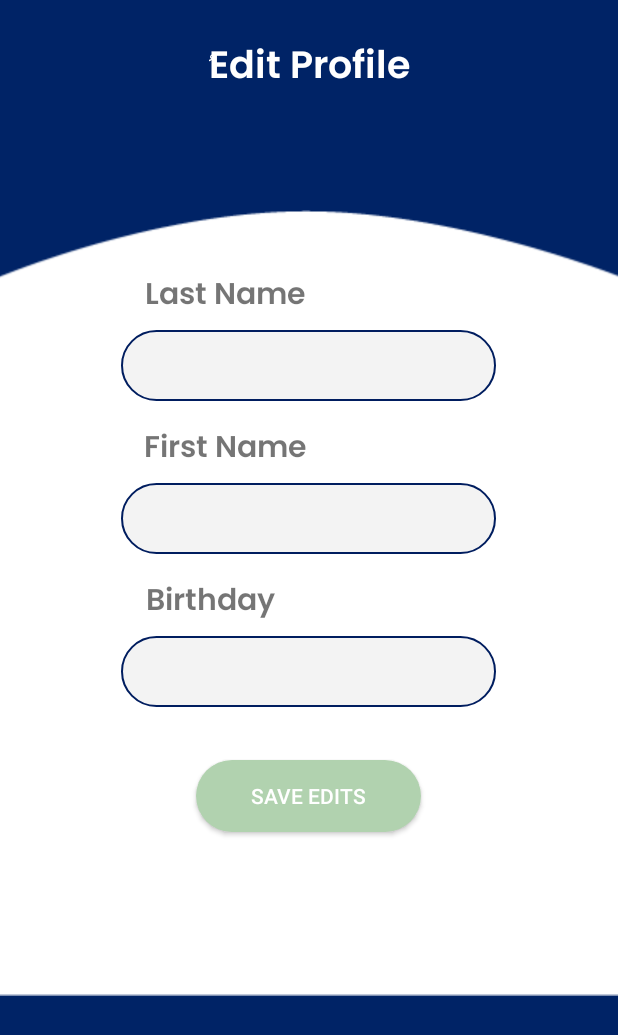
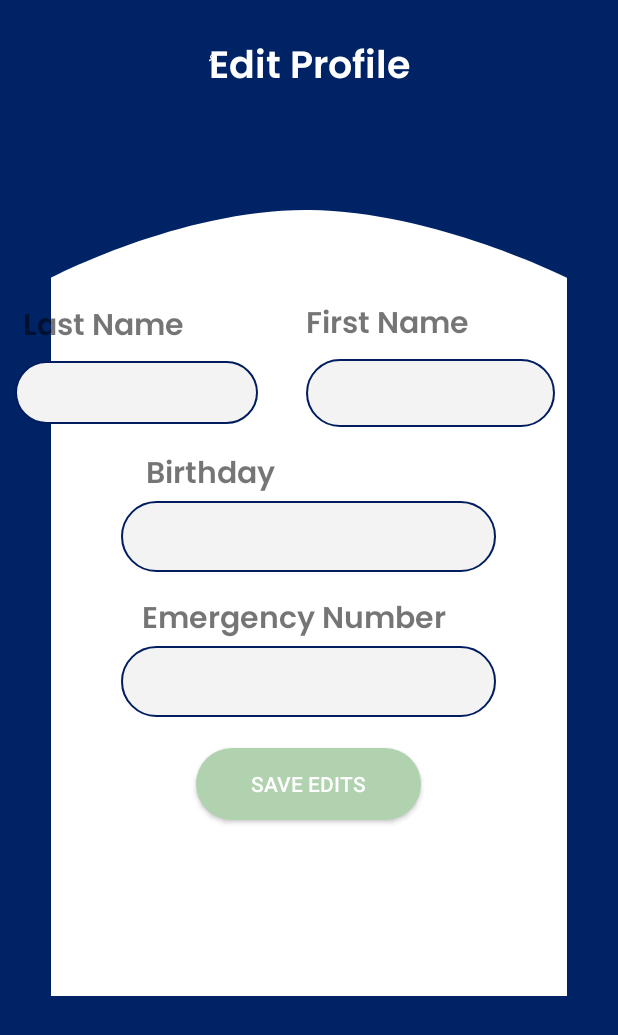
Before and after one commit to ouma-h/Diabeat, an Android app: the Profile screen opened directly, with no data from a screen before it, on a phone screen of 412 x 824 dp. Shown: the top 1035 px of the screen. Run offline under Robolectric (Android 15) with nearby library versions, the phone set to English and light mode, and no system bars; 3 statements that could not run were skipped.

Commit message:
general layout fixes

```diff
--- a/app/src/main/java/com/example/diabeat/Appointments.java
+++ b/app/src/main/java/com/example/diabeat/Appointments.java
@@ -81,7 +81,7 @@ public class Appointments extends AppCompatActivity implements View.OnClickListe
             @Override
             public void onResponse(Call<List<Appointment>> call, Response<List<Appointment>> response) {
                 if (!response.isSuccessful()) {
-                    Toast.makeText(Appointments.this, "code: " + response.code(),
+                    Toast.makeText(Appointments.this, "Getting Appointments Failed",
                             Toast.LENGTH_LONG).show();
                     return;
                 }
--- a/app/src/main/java/com/example/diabeat/MainActivity.java
+++ b/app/src/main/java/com/example/diabeat/MainActivity.java
@@ -224,7 +224,7 @@ public class MainActivity extends AppCompatActivity implements View.OnClickListe
             }
         }
     }
-    private void updateHistory(Boolean isDiscarded){
+    public void updateHistory(Boolean isDiscarded){
         SharedPreferences sharedPreferences = getApplicationContext().getSharedPreferences("MySharedPref", Context.MODE_PRIVATE);
         String hist = sharedPreferences.getString("HISTORY", "");
 
@@ -239,7 +239,6 @@ public class MainActivity extends AppCompatActivity implements View.OnClickListe
         } else {
             editor.putString("HISTORY", medObject);
         }
-
         editor.apply();
     }
 
@@ -292,7 +291,7 @@ public class MainActivity extends AppCompatActivity implements View.OnClickListe
                     }
 
                 }
-                medicationsViewPager.setAdapter(new MedicationCardsSlider(medsPerDay) );
+                medicationsViewPager.setAdapter(new MedicationCardsSlider(medsPerDay));
             }
 
             @Override
--- a/app/src/main/java/com/example/diabeat/MedicationCardsSlider.java
+++ b/app/src/main/java/com/example/diabeat/MedicationCardsSlider.java
@@ -1,6 +1,8 @@
 package com.example.diabeat;
 
 import android.annotation.SuppressLint;
+import android.content.Context;
+import android.content.SharedPreferences;
 import android.view.LayoutInflater;
 import android.view.View;
 import android.view.ViewGroup;
@@ -11,6 +13,7 @@ import androidx.annotation.NonNull;
 import androidx.recyclerview.widget.RecyclerView;
 
 import com.example.diabeat.models.Medication;
+import com.google.gson.Gson;
 
 import java.util.List;
 
@@ -94,5 +97,8 @@ public class MedicationCardsSlider extends RecyclerView.Adapter<MedicationCardsS
 
             instructions.setText(inst);
         }
+
+
     }
+
 }
--- a/app/src/main/java/com/example/diabeat/Profile.java
+++ b/app/src/main/java/com/example/diabeat/Profile.java
@@ -1,12 +1,10 @@
 package com.example.diabeat;
 
-import androidx.annotation.NonNull;
+
 import androidx.appcompat.app.AppCompatActivity;
 
 import android.app.DatePickerDialog;
-import android.content.Context;
 import android.content.Intent;
-import android.content.SharedPreferences;
 import android.os.Bundle;
 import android.view.View;
 
@@ -19,13 +17,6 @@ import com.example.diabeat.apiBackend.RetrofitClientInstance;
 import com.example.diabeat.apiBackend.UserApi;
 import com.example.diabeat.models.Update;
 import com.example.diabeat.models.User;
-
-import java.io.BufferedReader;
-import java.io.FileInputStream;
-import java.io.FileNotFoundException;
-import java.io.IOException;
-import java.io.InputStreamReader;
-import java.nio.Buffer;
 import java.util.Calendar;
 
 import retrofit2.Call;
@@ -34,16 +25,14 @@ import retrofit2.Response;
 
 public class Profile extends AppCompatActivity implements View.OnClickListener, DatePickerDialog.OnDateSetListener {
 
-    private final static String FILE_NAME = "userId.txt";
 
-    Integer userId ;
     EditText lastName;
     EditText firstName;
     EditText birthday;
+    EditText emergencyNumber;
     UserApi userApi;
     User user;
 
-    @SuppressWarnings("WrongViewCast")
     @Override
     protected void onCreate(Bundle savedInstanceState) {
         super.onCreate(savedInstanceState);
@@ -51,6 +40,7 @@ public class Profile extends AppCompatActivity implements View.OnClickListener,
         lastName = findViewById(R.id.lastName);
         firstName = findViewById(R.id.firstName);
         birthday = findViewById(R.id.birthdayInput);
+        emergencyNumber = findViewById(R.id.emergencyNumber);
         findViewById(R.id.saveProfile).setOnClickListener(this);
         user = MainActivity.getUserInfo(this);
 
@@ -71,14 +61,25 @@ public class Profile extends AppCompatActivity implements View.OnClickListener,
         String vlastName = lastName.getText().toString().trim();
         String vfirstName = firstName.getText().toString().trim();
         String vbirthday = birthday.getText().toString().trim();
+        String vemergencyNumber = emergencyNumber.getText().toString().trim();
+        if (vemergencyNumber.isEmpty()) {
+            emergencyNumber.setError("Emergency Number is required");
+            emergencyNumber.requestFocus();
+            return;
+        }
+        if (vemergencyNumber.length() < 8) {
+            emergencyNumber.setError("Emergency Number should be atleast 8 character long");
+            emergencyNumber.requestFocus();
+            return;
+        }
 
         userApi = RetrofitClientInstance.getUserApi();
-        updateUser(vlastName, vfirstName, vbirthday);
+        updateUser(vlastName, vfirstName, vbirthday, vemergencyNumber);
     }
 
-    public void updateUser(String lastName, String firstName, String birthday){
+    public void updateUser(String lastName, String firstName, String birthday, String emergencyNumber){
 
-        Update update = new Update(user.getEmail(), firstName, lastName, birthday);
+        Update update = new Update(user.getEmail(), firstName, lastName, birthday, emergencyNumber);
 
         Call<User> call = userApi.updateUser(user.getId(),update);
         call.enqueue(new Callback<User>() {
--- a/app/src/main/java/com/example/diabeat/ProgramSingle.java
+++ b/app/src/main/java/com/example/diabeat/ProgramSingle.java
@@ -33,9 +33,7 @@ public class ProgramSingle extends AppCompatActivity {
     protected void onCreate(Bundle savedInstanceState) {
         super.onCreate(savedInstanceState);
         setContentView(R.layout.activity_program_single);
-        TextView title = (TextView)findViewById(R.id.progTitle);
         prog_name = getIntent().getStringExtra("PROG_NAME");
-        title.setText("Program: "+prog_name);
         apiHolder = RetrofitClientInstance.getProgramAPI();
         progID = getIntent().getIntExtra("PROG_ID",0);
         displayMedications(progID);
--- a/app/src/main/java/com/example/diabeat/SignUpActivity.java
+++ b/app/src/main/java/com/example/diabeat/SignUpActivity.java
@@ -101,7 +101,7 @@ public class SignUpActivity extends AppCompatActivity implements View.OnClickLis
             @Override
             public void onResponse(Call<User> call, Response<User> response) {
                 if (!response.isSuccessful()) {
-                    Toast.makeText(SignUpActivity.this, "code: "+ response.code(),
+                    Toast.makeText(SignUpActivity.this, "Try Again!",
                             Toast.LENGTH_LONG).show();
                     return;
                 }
@@ -134,6 +134,9 @@ public class SignUpActivity extends AppCompatActivity implements View.OnClickLis
 
     @Override
     public void onClick(View v) {
+
+        Toast.makeText(SignUpActivity.this, "Please Wait!",
+                Toast.LENGTH_LONG).show();
         userSignUp();
     }
 
--- a/app/src/main/java/com/example/diabeat/activity_login.java
+++ b/app/src/main/java/com/example/diabeat/activity_login.java
@@ -79,7 +79,7 @@ public class activity_login extends AppCompatActivity implements View.OnClickLis
             @Override
             public void onResponse(Call<User> call, Response<User> response) {
                 if (!response.isSuccessful()) {
-                    Toast.makeText(activity_login.this, "code: "+ response.code(),
+                    Toast.makeText(activity_login.this, "Try Again",
                             Toast.LENGTH_LONG).show();
                     return;
                 }
@@ -113,6 +113,8 @@ public class activity_login extends AppCompatActivity implements View.OnClickLis
 
     @Override
     public void onClick(View v) {
+        Toast.makeText(activity_login.this, "Please wait!",
+                Toast.LENGTH_LONG).show();
         userLogin();
     }
 }
--- /dev/null
+++ b/app/src/main/res/drawable/profile_bg.xml
@@ -0,0 +1,5 @@
+<vector android:autoMirrored="true" android:height="635.5dp"
+    android:viewportHeight="635.5" android:viewportWidth="417"
+    android:width="417dp" xmlns:android="http://schemas.android.com/apk/res/android">
+    <path android:fillColor="#fff" android:pathData="M0,635.5L417,635.5L417,54.87s-107.77,-54 -208.21,-54.86C106,-0.89 0,54.87 0,54.87Z"/>
+</vector>
--- a/app/src/main/res/layout/activity_profile.xml
+++ b/app/src/main/res/layout/activity_profile.xml
@@ -25,7 +25,7 @@
 
     <ImageView
         android:id="@+id/imageView6"
-        android:layout_width="440dp"
+        android:layout_width="match_parent"
         android:layout_height="524dp"
         android:layout_marginTop="72dp"
         app:layout_constraintEnd_toEndOf="parent"
@@ -36,50 +36,91 @@
     <LinearLayout
         android:id="@+id/linearLayout5"
         android:layout_width="match_parent"
-        android:layout_height="600dp"
+        android:layout_height="530dp"
+        android:layout_marginTop="25dp"
         android:gravity="center_vertical|center_horizontal"
         android:orientation="vertical"
+        android:paddingTop="50dp"
         app:layout_constraintEnd_toEndOf="parent"
-        app:layout_constraintHorizontal_bias="1.0"
         app:layout_constraintStart_toStartOf="parent"
         app:layout_constraintTop_toBottomOf="@+id/editProfile">
-        <!---->
+
+        <LinearLayout
+            android:layout_width="match_parent"
+            android:layout_height="wrap_content"
+            android:orientation="horizontal"
+            android:weightSum="2">
+
+            <LinearLayout
+                android:layout_width="wrap_content"
+                android:layout_height="wrap_content"
+                android:orientation="vertical"
+                android:layout_gravity="center"
+                android:layout_weight="1"
+                android:paddingLeft="10dp">
+                <TextView
+
+                    android:layout_width="wrap_content"
+                    android:layout_height="wrap_content"
+                    android:layout_marginLeft="5dp"
+                    android:fontFamily="@font/poppins_semibold"
+                    android:text="@string/last_name"
+                    android:textSize="20sp"
+                    android:textStyle="bold" />
+
+                <EditText
+                    android:id="@+id/lastName"
+                    android:layout_width="162dp"
+                    android:layout_height="42dp"
+                    android:layout_marginTop="5dp"
+                    android:layout_marginBottom="15dp"
+                    android:background="@drawable/rounded_corners_edit_views"
+                    tools:layout_editor_absoluteX="119dp"
+                    tools:layout_editor_absoluteY="362dp" />
+            </LinearLayout>
+            <LinearLayout
+                android:layout_width="wrap_content"
+                android:layout_height="wrap_content"
+                android:orientation="vertical"
+                android:layout_weight="1"
+                android:paddingRight="10dp">
 
                 <TextView
 
                     android:layout_width="wrap_content"
                     android:layout_height="wrap_content"
-            android:text="@string/last_name"
-            android:layout_marginRight="55dp"
                     android:fontFamily="@font/poppins_semibold"
+                    android:text="@string/first_name"
                     android:textSize="20sp"
                     android:textStyle="bold" />
 
                 <EditText
-            android:id="@+id/lastName"
-            android:layout_width="250dp"
-            android:layout_height="47dp"
+                    android:id="@+id/firstName"
+                    android:layout_width="166dp"
+                    android:layout_height="45dp"
                     android:layout_marginTop="5dp"
                     android:layout_marginBottom="15dp"
                     android:background="@drawable/rounded_corners_edit_views"
                     tools:layout_editor_absoluteX="119dp"
                     tools:layout_editor_absoluteY="362dp" />
+            </LinearLayout>
+
+        </LinearLayout>
+
 
         <TextView
-
             android:layout_width="wrap_content"
             android:layout_height="wrap_content"
-            android:text="@string/first_name"
+            android:layout_marginRight="65dp"
+            android:fontFamily="@font/poppins_semibold"
+            android:text="@string/birthday"
             android:textSize="20sp"
-            android:layout_marginRight="55dp"
-            android:fontFamily="@font/poppins_semibold"
             android:textStyle="bold" />
 
         <EditText
-            android:id="@+id/firstName"
+            android:id="@+id/birthdayInput"
             android:layout_width="250dp"
             android:layout_height="47dp"
-            android:layout_marginTop="5dp"
             android:layout_marginBottom="15dp"
             android:background="@drawable/rounded_corners_edit_views"
             tools:layout_editor_absoluteX="119dp"
@@ -88,27 +129,28 @@
         <TextView
             android:layout_width="wrap_content"
             android:layout_height="wrap_content"
-            android:text="@string/birthday"
-            android:layout_marginRight="65dp"
+            android:layout_marginRight="10dp"
             android:fontFamily="@font/poppins_semibold"
+            android:text="Emergency Number"
             android:textSize="20sp"
             android:textStyle="bold" />
 
         <EditText
-            android:id="@+id/birthdayInput"
+            android:id="@+id/emergencyNumber"
             android:layout_width="250dp"
             android:layout_height="47dp"
-            android:layout_marginTop="5dp"
             android:layout_marginBottom="15dp"
             android:background="@drawable/rounded_corners_edit_views"
             tools:layout_editor_absoluteX="119dp"
             tools:layout_editor_absoluteY="362dp" />
 
+
         <Button
             android:id="@+id/saveProfile"
             android:layout_width="150dp"
             android:layout_height="wrap_content"
-            android:layout_marginTop="20sp"
+            android:layout_marginTop="5sp"
+            android:layout_marginBottom="20dp"
             android:background="@drawable/round_button"
             android:text="Save Edits"
             android:textColor="@color/white" />
```
Also changed, not shown: app/src/main/java/com/example/diabeat/HealthStatus.java (+15 -8 lines), app/src/main/java/com/example/diabeat/models/Update.java (+12 -1 lines), app/src/main/java/com/example/diabeat/models/User.java (+9 -0 lines), app/src/main/res/layout/activity_appointments.xml (+20 -3 lines), app/src/main/res/layout/activity_health_status.xml (+26 -7 lines), app/src/main/res/layout/activity_history.xml (+38 -10 lines), app/src/main/res/layout/activity_program_single.xml (+21 -11 lines), app/src/main/res/layout/activity_programs.xml (+19 -7 lines), app/src/main/res/layout/medication_reminder_card.xml (+9 -28 lines), app/src/main/res/drawable/profile_bg.png (deleted). Lines whose indentation alone changed are shown as unchanged.
